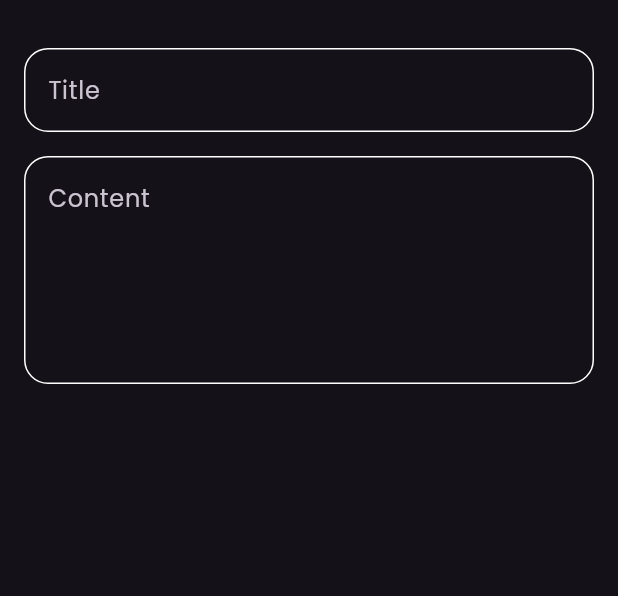
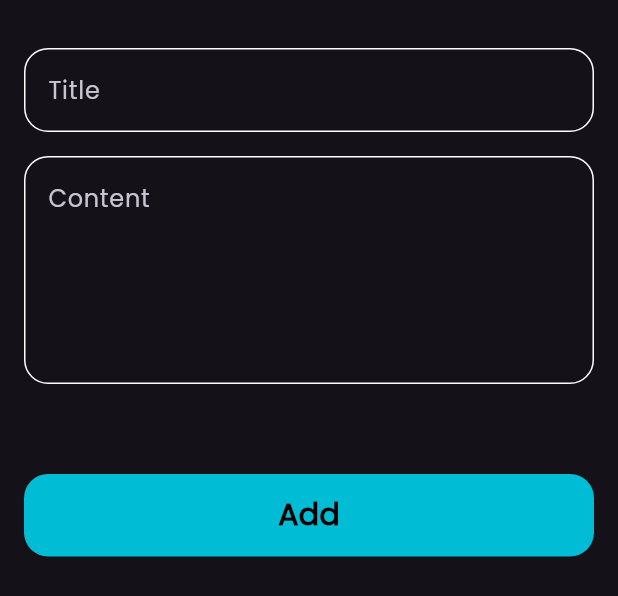
Before and after one commit to mhadad99/Note-App, a Flutter app: the AddNoteBottomSheet widget shown alone on an empty page, opened directly, on a phone screen of 412 x 824 dp. Shown: the top 596 px of the screen. Run offline on Flutter 3.47's test engine with Material 3 defaults, Android fonts, the phone set to English and light mode, and no system bars; our stand-ins replace font_awesome_flutter.

Commit message:
finish Bottom Sheet and button

```diff
--- a/lib/views/widgets/add_note_bottom_sheet.dart
+++ b/lib/views/widgets/add_note_bottom_sheet.dart
@@ -1,4 +1,5 @@
 import 'package:flutter/material.dart';
+import 'package:note_app/views/widgets/custom_button.dart';
 
 import 'custom_text_field.dart';
 
@@ -9,6 +10,7 @@ class AddNoteBottomSheet extends StatelessWidget {
   Widget build(BuildContext context) {
     return const Padding(
       padding: EdgeInsets.all(16.0),
+      child: SingleChildScrollView(
         child: Column(
           children: [
             SizedBox(
@@ -24,7 +26,15 @@ class AddNoteBottomSheet extends StatelessWidget {
               hint: "Content",
               maxLines: 5,
             ),
+            SizedBox(
+              height: 60,
+            ),
+            CustomButton(),
+            SizedBox(
+              height: 16,
+            ),
           ],
+        ),
       ),
     );
   }
--- /dev/null
+++ b/lib/views/widgets/custom_button.dart
@@ -0,0 +1,26 @@
+import 'package:flutter/material.dart';
+
+import '../../constants.dart';
+
+class CustomButton extends StatelessWidget {
+  const CustomButton({super.key});
+
+  @override
+  Widget build(BuildContext context) {
+    return Container(
+      width: MediaQuery.of(context).size.width,
+      height: 55,
+      decoration: BoxDecoration(
+        color: primaryColor,
+        borderRadius: BorderRadius.circular(16),
+      ),
+      child: const Center(
+        child: Text(
+          "Add",
+          style: TextStyle(
+              color: Colors.black, fontSize: 20, fontWeight: FontWeight.bold),
+        ),
+      ),
+    );
+  }
+}
```
Lines whose indentation alone changed are shown as unchanged.
